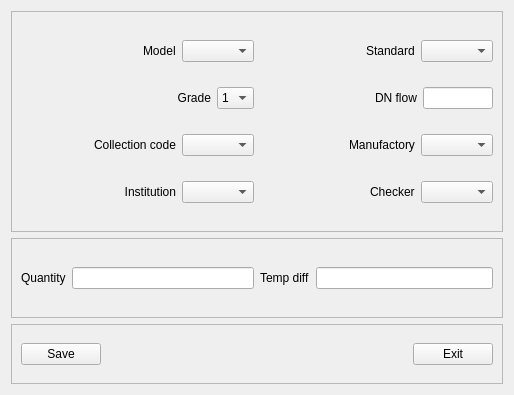
The window that source/cmbverify/cmbparam.ui (flimmy78/qtverify) describes before a commit, drawn with Qt 5.
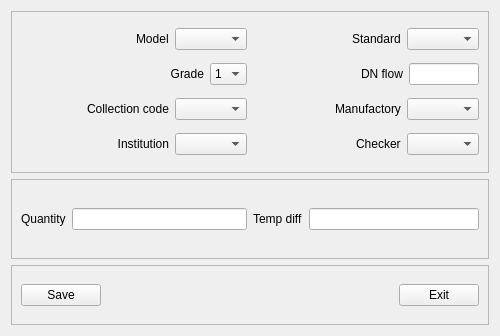
The same window after the commit.

Commit message: 组合检定界面调整

What changed in the file:
```diff
--- a/source/cmbverify/cmbparam.ui
+++ b/source/cmbverify/cmbparam.ui
@@ -6,14 +6,14 @@
    <rect>
     <x>0</x>
     <y>0</y>
-    <width>514</width>
-    <height>395</height>
+    <width>500</width>
+    <height>336</height>
    </rect>
   </property>
   <property name="minimumSize">
    <size>
-    <width>514</width>
-    <height>395</height>
+    <width>0</width>
+    <height>0</height>
    </size>
   </property>
   <property name="maximumSize">
@@ -34,9 +34,9 @@
      <property name="frameShadow">
       <enum>QFrame::Raised</enum>
      </property>
-     <layout class="QVBoxLayout" name="verticalLayout">
+     <layout class="QHBoxLayout" name="horizontalLayout_9">
       <item>
-       <layout class="QHBoxLayout" name="horizontalLayout_12">
+       <layout class="QVBoxLayout" name="verticalLayout">
         <item>
          <layout class="QHBoxLayout" name="horizontalLayout_7">
           <item>
@@ -71,37 +71,6 @@
          </layout>
         </item>
         <item>
-         <layout class="QHBoxLayout" name="horizontalLayout">
-          <item>
-           <spacer name="horizontalSpacer_7">
-            <property name="orientation">
-             <enum>Qt::Horizontal</enum>
-            </property>
-            <property name="sizeHint" stdset="0">
-             <size>
-              <width>40</width>
-              <height>20</height>
-             </size>
-            </property>
-           </spacer>
-          </item>
-          <item>
-           <widget class="QLabel" name="label">
-            <property name="text">
-             <string>&lt;html&gt;&lt;head/&gt;&lt;body&gt;&lt;p&gt;Standard&lt;/p&gt;&lt;/body&gt;&lt;/html&gt;</string>
-            </property>
-           </widget>
-          </item>
-          <item>
-           <widget class="QComboBox" name="cBox_stand"/>
-          </item>
-         </layout>
-        </item>
-       </layout>
-      </item>
-      <item>
-       <layout class="QHBoxLayout" name="horizontalLayout_11">
-        <item>
          <layout class="QHBoxLayout" name="horizontalLayout_5">
           <item>
            <spacer name="horizontalSpacer_9">
@@ -145,6 +114,91 @@
          </layout>
         </item>
         <item>
+         <layout class="QHBoxLayout" name="horizontalLayout_4">
+          <item>
+           <spacer name="horizontalSpacer_10">
+            <property name="orientation">
+             <enum>Qt::Horizontal</enum>
+            </property>
+            <property name="sizeHint" stdset="0">
+             <size>
+              <width>40</width>
+              <height>20</height>
+             </size>
+            </property>
+           </spacer>
+          </item>
+          <item>
+           <widget class="QLabel" name="label_7">
+            <property name="text">
+             <string>&lt;html&gt;&lt;head/&gt;&lt;body&gt;&lt;p&gt;Collection code&lt;/p&gt;&lt;/body&gt;&lt;/html&gt;</string>
+            </property>
+           </widget>
+          </item>
+          <item>
+           <widget class="QComboBox" name="cBox_collcode"/>
+          </item>
+         </layout>
+        </item>
+        <item>
+         <layout class="QHBoxLayout" name="horizontalLayout_6">
+          <item>
+           <spacer name="horizontalSpacer_11">
+            <property name="orientation">
+             <enum>Qt::Horizontal</enum>
+            </property>
+            <property name="sizeHint" stdset="0">
+             <size>
+              <width>40</width>
+              <height>20</height>
+             </size>
+            </property>
+           </spacer>
+          </item>
+          <item>
+           <widget class="QLabel" name="label_5">
+            <property name="text">
+             <string>&lt;html&gt;&lt;head/&gt;&lt;body&gt;&lt;p align=&quot;right&quot;&gt;Institution&lt;/p&gt;&lt;/body&gt;&lt;/html&gt;</string>
+            </property>
+           </widget>
+          </item>
+          <item>
+           <widget class="QComboBox" name="cBox_inst"/>
+          </item>
+         </layout>
+        </item>
+       </layout>
+      </item>
+      <item>
+       <layout class="QVBoxLayout" name="verticalLayout_3">
+        <item>
+         <layout class="QHBoxLayout" name="horizontalLayout">
+          <item>
+           <spacer name="horizontalSpacer_7">
+            <property name="orientation">
+             <enum>Qt::Horizontal</enum>
+            </property>
+            <property name="sizeHint" stdset="0">
+             <size>
+              <width>40</width>
+              <height>20</height>
+             </size>
+            </property>
+           </spacer>
+          </item>
+          <item>
+           <widget class="QLabel" name="label">
+            <property name="text">
+             <string>&lt;html&gt;&lt;head/&gt;&lt;body&gt;&lt;p&gt;Standard&lt;/p&gt;&lt;/body&gt;&lt;/html&gt;</string>
+            </property>
+           </widget>
+          </item>
+          <item>
+           <widget class="QComboBox" name="cBox_stand"/>
+          </item>
+         </layout>
+        </item>
+        <item>
          <layout class="QHBoxLayout" name="horizontalLayout_23">
           <item>
            <spacer name="horizontalSpacer_5">
@@ -178,37 +232,6 @@
           </item>
          </layout>
         </item>
-       </layout>
-      </item>
-      <item>
-       <layout class="QHBoxLayout" name="horizontalLayout_10">
-        <item>
-         <layout class="QHBoxLayout" name="horizontalLayout_4">
-          <item>
-           <spacer name="horizontalSpacer_10">
-            <property name="orientation">
-             <enum>Qt::Horizontal</enum>
-            </property>
-            <property name="sizeHint" stdset="0">
-             <size>
-              <width>40</width>
-              <height>20</height>
-             </size>
-            </property>
-           </spacer>
-          </item>
-          <item>
-           <widget class="QLabel" name="label_7">
-            <property name="text">
-             <string>&lt;html&gt;&lt;head/&gt;&lt;body&gt;&lt;p&gt;Collection code&lt;/p&gt;&lt;/body&gt;&lt;/html&gt;</string>
-            </property>
-           </widget>
-          </item>
-          <item>
-           <widget class="QComboBox" name="cBox_collcode"/>
-          </item>
-         </layout>
-        </item>
         <item>
          <layout class="QHBoxLayout" name="horizontalLayout_2">
           <item>
@@ -233,37 +256,6 @@
           </item>
           <item>
            <widget class="QComboBox" name="cBox_manu"/>
-          </item>
-         </layout>
-        </item>
-       </layout>
-      </item>
-      <item>
-       <layout class="QHBoxLayout" name="horizontalLayout_9">
-        <item>
-         <layout class="QHBoxLayout" name="horizontalLayout_6">
-          <item>
-           <spacer name="horizontalSpacer_11">
-            <property name="orientation">
-             <enum>Qt::Horizontal</enum>
-            </property>
-            <property name="sizeHint" stdset="0">
-             <size>
-              <width>40</width>
-              <height>20</height>
-             </size>
-            </property>
-           </spacer>
-          </item>
-          <item>
-           <widget class="QLabel" name="label_5">
-            <property name="text">
-             <string>&lt;html&gt;&lt;head/&gt;&lt;body&gt;&lt;p align=&quot;right&quot;&gt;Institution&lt;/p&gt;&lt;/body&gt;&lt;/html&gt;</string>
-            </property>
-           </widget>
-          </item>
-          <item>
-           <widget class="QComboBox" name="cBox_inst"/>
           </item>
          </layout>
         </item>
```
